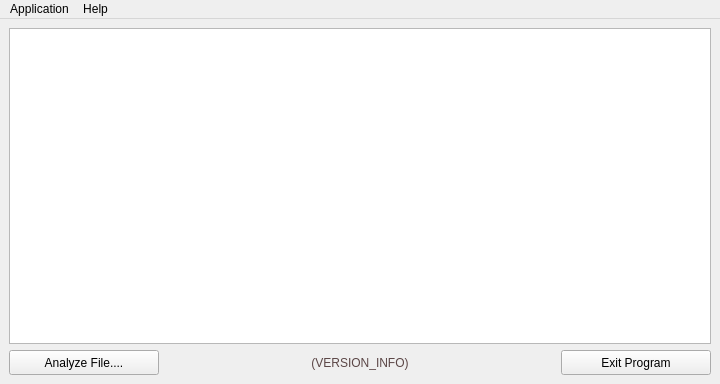
Before: the Qt Designer form gui/Dialog.ui in lordmulder/mediainfo-gui, drawn with Qt 5.
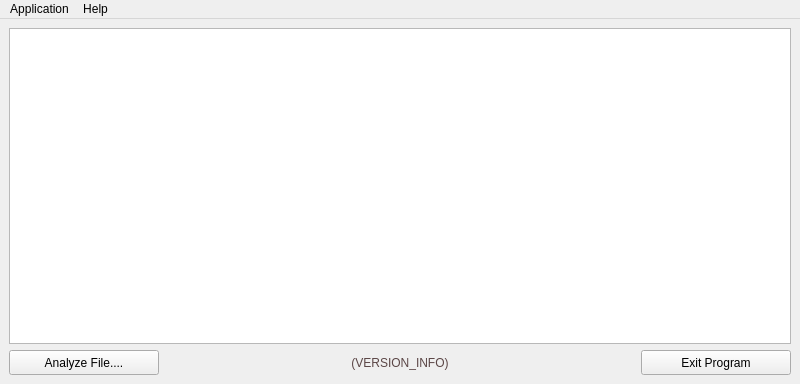
After: the same form once the commit is applied. Icons and pictures are not drawn.

```diff
--- a/gui/Dialog.ui
+++ b/gui/Dialog.ui
@@ -6,7 +6,7 @@
    <rect>
     <x>0</x>
     <y>0</y>
-    <width>720</width>
+    <width>800</width>
     <height>384</height>
    </rect>
   </property>
@@ -160,7 +160,7 @@
     <rect>
      <x>0</x>
      <y>0</y>
-     <width>720</width>
+     <width>800</width>
      <height>21</height>
     </rect>
    </property>
```
Left out of the diff: 30 changed lines with no effect on the pictures.
